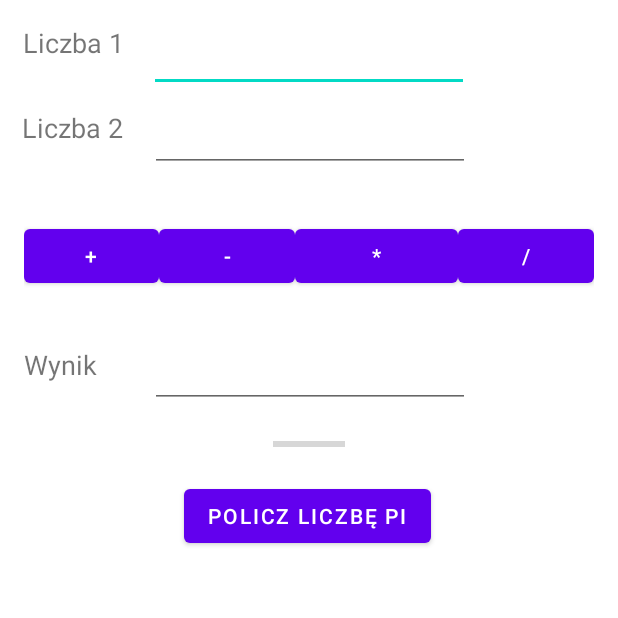
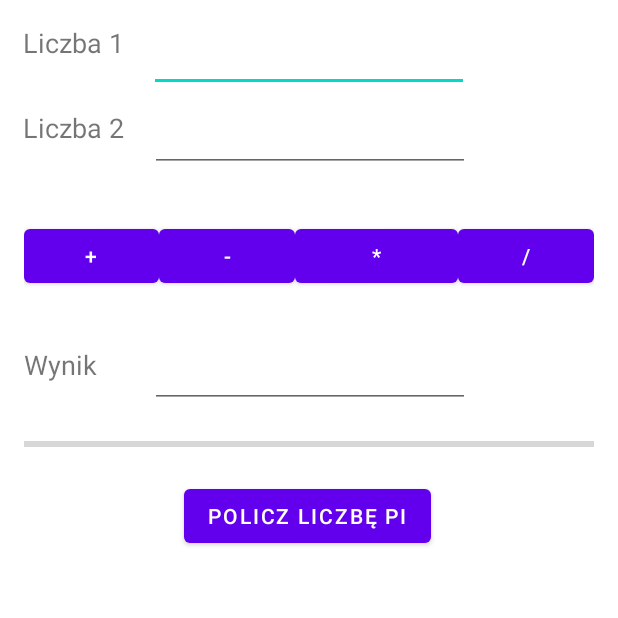
Before and after one commit to FrozenTear7/mobile-systems, an Android app: the screen it shows after launch (MainActivity), on a phone screen of 412 x 824 dp, the top half of it. Run offline under Robolectric (Android 15) with nearby library versions, the phone set to English and light mode, and no system bars.

Commit message:
Finish lab1

```diff
--- a/Lab1/app/src/main/res/layout/activity_main.xml
+++ b/Lab1/app/src/main/res/layout/activity_main.xml
@@ -8,7 +8,7 @@
     tools:context=".MainActivity">
 
     <TextView
-        android:id="@+id/textView2"
+        android:id="@+id/textviewNumber1"
         android:layout_width="wrap_content"
         android:layout_height="wrap_content"
         android:layout_marginTop="16dp"
@@ -27,7 +27,7 @@
         android:layout_marginBottom="8dp"
         android:ems="10"
         android:importantForAutofill="no"
-        android:inputType="number"
+        android:inputType="numberDecimal"
         app:layout_constraintBottom_toTopOf="@+id/n2EditText"
         app:layout_constraintEnd_toEndOf="parent"
         app:layout_constraintStart_toStartOf="parent"
@@ -35,16 +35,16 @@
         tools:ignore="LabelFor" />
 
     <TextView
-        android:id="@+id/textView3"
+        android:id="@+id/textviewNumber2"
         android:layout_width="wrap_content"
         android:layout_height="wrap_content"
         android:layout_marginTop="32dp"
         android:text="@string/textviewNumber2"
         android:textSize="18sp"
         app:layout_constraintEnd_toStartOf="@+id/n2EditText"
-        app:layout_constraintHorizontal_bias="0.457"
+        app:layout_constraintHorizontal_bias="0.47"
         app:layout_constraintStart_toStartOf="parent"
-        app:layout_constraintTop_toBottomOf="@+id/textView2" />
+        app:layout_constraintTop_toBottomOf="@+id/textviewNumber1" />
 
     <EditText
         android:id="@+id/n2EditText"
@@ -53,7 +53,7 @@
         android:layout_marginTop="8dp"
         android:ems="10"
         android:importantForAutofill="no"
-        android:inputType="number"
+        android:inputType="numberDecimal"
         app:layout_constraintEnd_toEndOf="parent"
         app:layout_constraintHorizontal_bias="0.502"
         app:layout_constraintStart_toStartOf="parent"
@@ -106,7 +106,7 @@
     </LinearLayout>
 
     <TextView
-        android:id="@+id/textView4"
+        android:id="@+id/textviewResult"
         android:layout_width="wrap_content"
         android:layout_height="wrap_content"
         android:layout_marginStart="16dp"
@@ -123,19 +123,21 @@
         android:layout_marginTop="32dp"
         android:ems="10"
         android:importantForAutofill="no"
-        android:inputType="number"
+        android:inputType="none"
         app:layout_constraintEnd_toEndOf="parent"
         app:layout_constraintHorizontal_bias="0.262"
-        app:layout_constraintStart_toEndOf="@+id/textView4"
+        app:layout_constraintStart_toEndOf="@+id/textviewResult"
         app:layout_constraintTop_toBottomOf="@+id/linearLayout"
         tools:ignore="LabelFor" />
 
     <ProgressBar
         android:id="@+id/progressBar"
         style="?android:attr/progressBarStyleHorizontal"
-        android:layout_width="wrap_content"
+        android:layout_width="0dp"
         android:layout_height="wrap_content"
+        android:layout_marginStart="16dp"
         android:layout_marginTop="16dp"
+        android:layout_marginEnd="16dp"
         app:layout_constraintEnd_toEndOf="parent"
         app:layout_constraintStart_toStartOf="parent"
         app:layout_constraintTop_toBottomOf="@+id/resEditText" />
```
Also changed, not shown: Lab1/app/src/main/java/com/example/lab1/MainActivity.kt (+118 -7 lines), Lab1/app/src/main/res/navigation/nav_graph.xml (deleted, +0 -28 lines).
